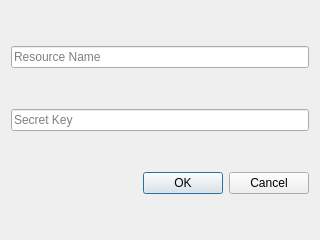
This is add_account.ui in olejatorqq/otp-mfa as Qt 5 draws it before an edit. The edited form follows.
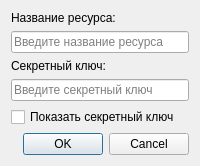
This is the edited form.

Commit message: Added master password

```diff
--- a/add_account.ui
+++ b/add_account.ui
@@ -2,33 +2,48 @@
 <ui version="4.0">
  <class>AddAccountDialog</class>
  <widget class="QDialog" name="AddAccountDialog">
-  <property name="geometry">
-   <rect>
-    <x>0</x>
-    <y>0</y>
-    <width>320</width>
-    <height>240</height>
-   </rect>
-  </property>
   <property name="windowTitle">
    <string>Add Account</string>
   </property>
   <layout class="QVBoxLayout" name="verticalLayout">
+   <item>
+    <widget class="QLabel" name="labelName">
+     <property name="text">
+      <string>Название ресурса:</string>
+     </property>
+    </widget>
+   </item>
    <item>
     <widget class="QLineEdit" name="nameLineEdit">
      <property name="placeholderText">
-      <string>Resource Name</string>
+      <string>Введите название ресурса</string>
+     </property>
+    </widget>
+   </item>
+   <item>
+    <widget class="QLabel" name="labelSecret">
+     <property name="text">
+      <string>Секретный ключ:</string>
      </property>
     </widget>
    </item>
    <item>
     <widget class="QLineEdit" name="secretLineEdit">
      <property name="placeholderText">
-      <string>Secret Key</string>
+      <string>Введите секретный ключ</string>
      </property>
+     <property name="echoMode">
+      <enum>QLineEdit::Password</enum>
+     </property>
     </widget>
    </item>
-   <!-- Удален выбор алгоритма шифрования -->
+   <item>
+    <widget class="QCheckBox" name="showSecretCheckBox">
+     <property name="text">
+      <string>Показать секретный ключ</string>
+     </property>
+    </widget>
+   </item>
    <item>
     <widget class="QDialogButtonBox" name="buttonBox">
      <property name="orientation">
```
Left out of the diff: 2 changed lines with no effect on the pictures. The commit also changes 67 other files.
